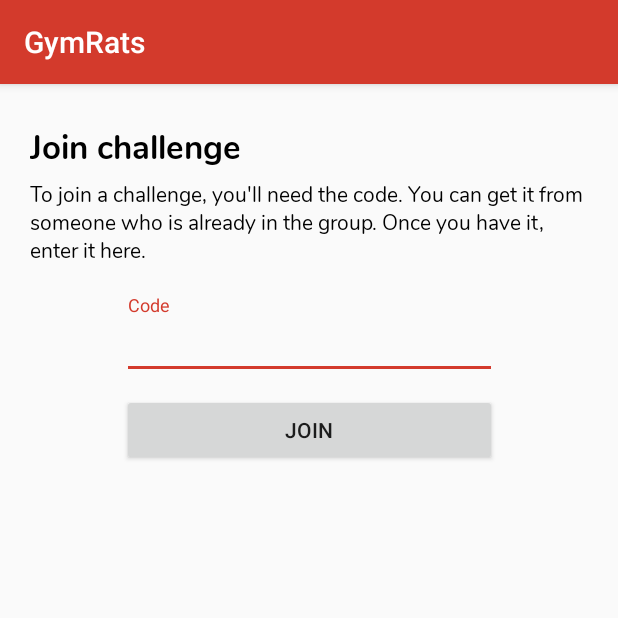
After one commit to lazyvar/gym-rats-android, an Android app: the fragment JoinChallengeFragment shown on its own in the app's theme, on a phone screen of 412 x 824 dp, the top half of it. The commit adds this screen. Run offline under Robolectric (Android 15) with nearby library versions, the light colour scheme and no system bars; our stand-ins replace data binding.

Commit message:
join challenge layout

```diff
--- /dev/null
+++ b/app/src/main/java/com/hasz/gymrats/app/fragment/JoinChallengeFragment.kt
@@ -0,0 +1,24 @@
+package com.hasz.gymrats.app.fragment
+
+import android.os.Bundle
+import android.view.LayoutInflater
+import android.view.View
+import android.view.ViewGroup
+import androidx.databinding.DataBindingUtil
+import androidx.fragment.app.Fragment
+import com.hasz.gymrats.app.R
+import com.hasz.gymrats.app.databinding.FragmentJoinChallengeBinding
+
+class JoinChallengeFragment: Fragment() {
+  override fun onCreateView(
+    inflater: LayoutInflater,
+    container: ViewGroup?,
+    savedInstanceState: Bundle?
+  ): View? {
+    return DataBindingUtil.inflate<FragmentJoinChallengeBinding>(
+      inflater, R.layout.fragment_join_challenge, container, false
+    ).apply {
+
+    }.root
+  }
+}
--- a/app/src/main/java/com/hasz/gymrats/app/service/GymRatsApi.kt
+++ b/app/src/main/java/com/hasz/gymrats/app/service/GymRatsApi.kt
@@ -23,19 +23,25 @@
   fun login(email: String, password: String, handler: (Result<Account>) -> Unit) {
     Fuel.post("/tokens", listOf("email" to email, "password" to password))
       .validate { true }
-      .responseObject(handleObject<Account>(handler))
+      .responseObject(handleObject(handler))
   }
 
   fun createAccount(email: String, password: String, fullName: String, handler: (Result<Account>) -> Unit) {
     Fuel.post("/accounts", listOf("email" to email, "password" to password, "full_name" to fullName))
       .validate { true }
-      .responseObject(handleObject<Account>(handler))
+      .responseObject(handleObject(handler))
+  }
+
+  fun joinChallenge(code: String, handler: (Result<Challenge>) -> Unit) {
+    Fuel.post("/memberships", listOf("code" to code))
+      .validate { true }
+      .responseObject(handleObject(handler))
   }
 
   fun allChallenges(handler: (Result<List<Challenge>>) -> Unit) {
     Fuel.get("/challenges")
       .validate { true }
-      .responseObject(handleObject<List<Challenge>>(handler))
+      .responseObject(handleObject(handler))
   }
 
   fun setBaseHeaders() {
@@ -48,7 +54,8 @@
 
   private fun <T> handleObject(handler: (Result<T>) -> Unit): ResponseResultHandler<ServiceResponse<T>> {
     return { _, _, result ->
-      val result: Result<T> = when(result) {
+      Handler(Looper.getMainLooper()).post {
+        handler(when(result) {
           is com.github.kittinunf.result.Result.Failure -> Result.failure(result.error)
           is com.github.kittinunf.result.Result.Success -> {
             when (result.value.status) {
@@ -56,10 +63,7 @@
               else -> Result.failure(ServiceResponseError(message = result.value.error ?: "Something unpredictable happened."))
             }
           }
-      }
-
-      Handler(Looper.getMainLooper()).post {
-        handler(result)
+        })
       }
     }
   }
--- /dev/null
+++ b/app/src/main/res/layout/fragment_join_challenge.xml
@@ -0,0 +1,95 @@
+<?xml version="1.0" encoding="utf-8"?>
+<layout xmlns:tools="http://schemas.android.com/tools"
+    xmlns:app="http://schemas.android.com/apk/res-auto"
+    xmlns:android="http://schemas.android.com/apk/res/android">
+
+    <androidx.constraintlayout.widget.ConstraintLayout
+        android:id="@+id/login_fragment"
+        android:layout_width="match_parent"
+        android:layout_height="match_parent">
+
+        <ScrollView
+            android:layout_width="match_parent"
+            android:layout_height="match_parent"
+            android:fillViewport="true"
+            app:layout_constraintBottom_toBottomOf="parent"
+            app:layout_constraintEnd_toEndOf="parent"
+            app:layout_constraintStart_toStartOf="parent"
+            app:layout_constraintTop_toTopOf="parent">
+
+
+            <androidx.constraintlayout.widget.ConstraintLayout
+                android:layout_width="match_parent"
+                android:layout_height="wrap_content">
+
+
+                <ProgressBar
+                    android:id="@+id/progressBar"
+                    style="?android:attr/progressBarStyleHorizontal"
+                    android:layout_width="match_parent"
+                    android:layout_height="wrap_content"
+                    android:indeterminate="true"
+                    android:visibility="invisible"
+                    app:layout_constraintEnd_toEndOf="parent"
+                    app:layout_constraintStart_toStartOf="parent"
+                    app:layout_constraintTop_toTopOf="parent" />
+
+                <TextView
+                    android:id="@+id/textView4"
+                    android:layout_width="wrap_content"
+                    android:layout_height="wrap_content"
+                    android:layout_marginStart="20dp"
+                    android:layout_marginTop="10dp"
+                    android:fontFamily="@font/nunito"
+                    android:text="@string/join_challenge_title"
+                    android:textAppearance="@style/TextAppearance.AppCompat.Large"
+                    android:textColor="@android:color/black"
+                    android:textStyle="bold"
+                    app:layout_constraintStart_toStartOf="parent"
+                    app:layout_constraintTop_toBottomOf="@+id/progressBar" />
+
+                <TextView
+                    android:id="@+id/textView7"
+                    android:layout_width="match_parent"
+                    android:layout_height="wrap_content"
+                    android:layout_marginStart="20dp"
+                    android:layout_marginTop="5dp"
+                    android:layout_marginEnd="20dp"
+                    android:fontFamily="@font/nunito"
+                    android:text="@string/join_challenge_subtitle"
+                    android:textColor="@android:color/black"
+                    app:layout_constraintEnd_toEndOf="parent"
+                    app:layout_constraintStart_toStartOf="parent"
+                    app:layout_constraintTop_toBottomOf="@+id/textView4" />
+
+                <com.google.android.material.textfield.TextInputLayout
+                    android:id="@+id/textInputLayout"
+                    android:layout_width="250dp"
+                    android:layout_height="wrap_content"
+                    android:layout_marginTop="20dp"
+                    app:layout_constraintEnd_toEndOf="parent"
+                    app:layout_constraintHorizontal_bias="0.5"
+                    app:layout_constraintStart_toStartOf="parent"
+                    app:layout_constraintTop_toBottomOf="@+id/textView7">
+
+                    <com.google.android.material.textfield.TextInputEditText
+                        android:layout_width="match_parent"
+                        android:layout_height="wrap_content"
+                        android:hint="@string/code_hint" />
+                </com.google.android.material.textfield.TextInputLayout>
+
+                <Button
+                    android:id="@+id/button"
+                    android:layout_width="250dp"
+                    android:layout_height="wrap_content"
+                    android:layout_marginTop="10dp"
+                    android:text="@string/join_challenge_button"
+                    app:layout_constraintEnd_toEndOf="parent"
+                    app:layout_constraintHorizontal_bias="0.5"
+                    app:layout_constraintStart_toStartOf="parent"
+                    app:layout_constraintTop_toBottomOf="@+id/textInputLayout" />
+
+            </androidx.constraintlayout.widget.ConstraintLayout>
+        </ScrollView>
+    </androidx.constraintlayout.widget.ConstraintLayout>
+</layout>
--- a/app/src/main/res/values/strings.xml
+++ b/app/src/main/res/values/strings.xml
@@ -29,7 +29,10 @@
     <string name="menu_home">Home</string>
     <string name="menu_settings">Settings</string>
     <string name="menu_about">About</string>
-
+    <string name="join_challenge_title">Join challenge</string>
+    <string name="join_challenge_subtitle">To join a challenge, you\'ll need the code. You can get it from someone who is already in the group. Once you have it, enter it here.</string>
+    <string name="code_hint">Code</string>
+    <string name="join_challenge_button">Join</string>
     <string name="about_this_app">
         What\'s up rats!\n\nThis app\'s goal is to act as a social motivator for fitness and health. Whether for a personal or group challenge, it is important to track workouts and hold yourself accountable.
         I hope you\'re finding it useful!
```
Lines whose indentation alone changed are shown as unchanged.
